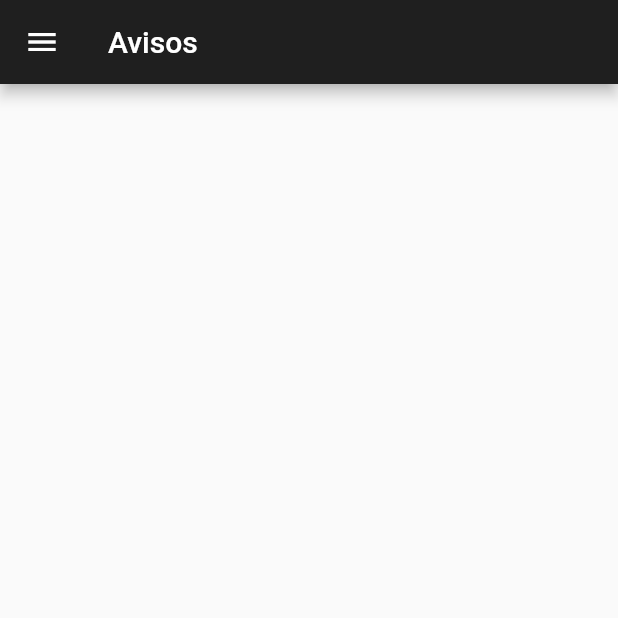
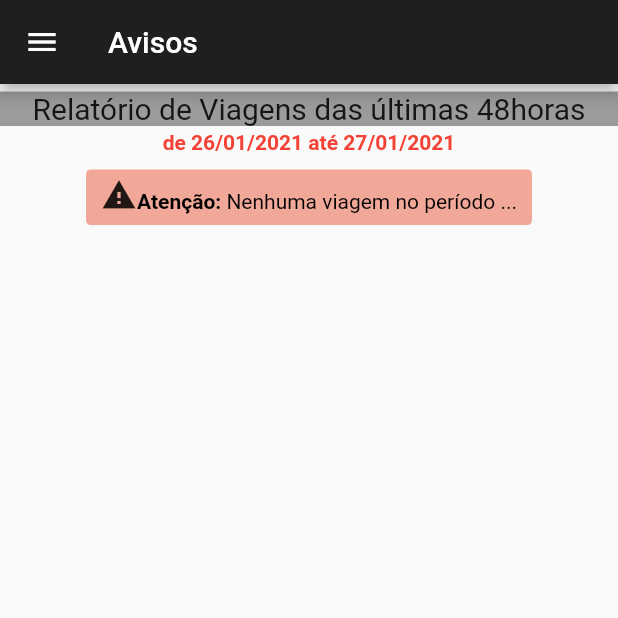
Before and after one commit to GabrielTBeserra/CooperTransc, a Flutter app: the MainScreen screen opened by its route, on a phone screen of 412 x 824 dp, the top half of it. Run offline on Flutter 3.47's test engine with Material 2 defaults, Android fonts, the phone set to English and light mode, and no system bars; missing offline and left inert: dart:js.

Commit message:
Criado tela de relatorio de viagens

```diff
--- a/assets/files/teste.json
+++ b/assets/files/teste.json
@@ -1,12 +1,8 @@
 {
     "notices": [
         {
-            "title": "teste title1",
-            "notice": "teste notice1"
-        },
-        {
-            "title": "teste title2",
-            "notice": "teste notice2\nasndoasd\nokiasndoasnd\noiansdoiasd"
+            "title": "ATENÇÃO SRS. COOPERADOS PARA AS NOVAS DATAS DE PAGAMENTOS DOS SALDOS DE FRETES:",
+            "notice": "Devido ao atual momento em que estamos passando (epidemia do Coronavirus), bem como o cenário econômico que virá pela frente, buscando ajudar o nosso cooperado e entendendo a sua situção diante de todos os acontecimentos, a diretoria RESOLVEU alterar as datas para pagamento do saldo, antecipando-o. Segue abaixo o novo cronorgrama de pagamento:\n\n- Descargas realizadas entre o período de 05 a 14: Recebem dia 15;\n\n- Descargas realizadas entre o período de 15 a 24: Recebem dia 25;\n\n- Descargas realizadas entre o período de 25 a 04: Recebem dia 05.\n\nTODOS OS PAGAMENTOS SERÃO REALIZADOS NA PARTE DA TARDE. "
         },
         {
             "title": "teste title3",
--- a/lib/models/notice.dart
+++ b/lib/models/notice.dart
@@ -44,18 +44,26 @@ class Notice {
 
 Widget noticeItem(item) {
   return Container(
+    decoration: BoxDecoration(border: Border.all(color: Colors.black)),
     padding: EdgeInsets.fromLTRB(15, 5, 15, 50),
     child: Column(
       children: [
         Container(
           child: Text(
             item.title.toUpperCase(),
-            style: TextStyle(fontSize: 25, backgroundColor: Colors.yellow),
+            textAlign: TextAlign.center,
+            style: TextStyle(
+              fontSize: 25,
+              backgroundColor: Colors.yellow,
+            ),
           ),
         ),
         Container(
           padding: EdgeInsets.only(top: 5),
-          child: Text(item.notice),
+          child: Text(
+            item.notice,
+            textAlign: TextAlign.justify,
+          ),
         )
       ],
     ),
--- a/lib/screens/main_screen.dart
+++ b/lib/screens/main_screen.dart
@@ -1,6 +1,7 @@
 import 'package:coopertransc/components/ListItem.dart';
 import 'package:coopertransc/screens/notices_screen.dart';
 import 'package:coopertransc/screens/Turn.dart';
+import 'package:coopertransc/screens/travels.dart';
 import 'package:flutter/material.dart';
 
 class MainScreen extends StatefulWidget {
@@ -15,7 +16,8 @@ class _MainScreenState extends State<MainScreen> {
   @override
   void initState() {
     super.initState();
-    bodyWidget = NoticesScreen();
+    //bodyWidget = NoticesScreen();
+    bodyWidget = TravelsScreen();
     titleBar = "Avisos";
   }
 
@@ -57,7 +59,18 @@ class _MainScreenState extends State<MainScreen> {
                   titleBar = "Vez";
                 });
                 Navigator.pop(context);
-              })
+              }),
+              ListItem(context, "Viagens", () async {
+                setState(() {
+                  bodyWidget = TravelsScreen();
+                  titleBar = "Viagens";
+                });
+                Navigator.pop(context);
+              }),
+              ListItem(context, "Minhas Viagens", () async {}),
+              ListItem(context, "Rastreamento", () async {}),
+              ListItem(context, "Senha", () async {}),
+              ListItem(context, "Sair", () async {}),
             ],
           ),
         ),
--- /dev/null
+++ b/lib/screens/travels.dart
@@ -0,0 +1,47 @@
+import 'package:flutter/material.dart';
+
+Widget TravelsScreen() {
+  return Container(
+    child: Center(
+      child: Column(
+        children: [
+          Container(
+            alignment: Alignment.topCenter,
+            color: Colors.black38,
+            margin: EdgeInsets.only(top: 5),
+            child: Text(
+              "Relatório de Viagens das últimas 48horas",
+              style: TextStyle(
+                fontSize: 20,
+              ),
+              textAlign: TextAlign.center,
+            ),
+          ),
+          Container(
+            margin: EdgeInsets.only(top: 3),
+            child: Text(
+              "de 26/01/2021 até 27/01/2021",
+              style: TextStyle(color: Colors.red, fontWeight: FontWeight.bold),
+            ),
+          ),
+          Container(
+              margin: EdgeInsets.all(10),
+              padding: EdgeInsets.only(top: 5, right: 10, left: 10, bottom: 8),
+              decoration: BoxDecoration(
+                  color: Color.fromRGBO(241, 168, 153, 1),
+                  borderRadius: BorderRadius.circular(3)),
+              child: RichText(
+                text:
+                    TextSpan(style: TextStyle(color: Colors.black), children: [
+                  WidgetSpan(child: Icon(Icons.warning)),
+                  TextSpan(
+                      text: "Atenção:",
+                      style: TextStyle(fontWeight: FontWeight.bold)),
+                  TextSpan(text: " Nenhuma viagem no período ...")
+                ]),
+              ))
+        ],
+      ),
+    ),
+  );
+}
```
